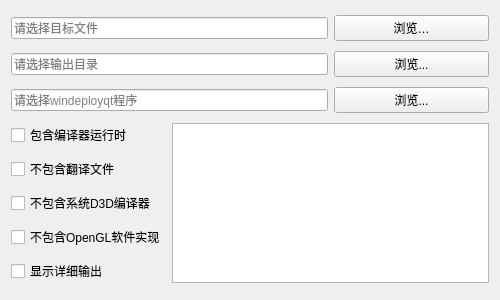
This is Mini-Tools/deploywidget.ui in Chrollis/Mini-Tools as Qt 5 draws it before an edit. The edited form follows.
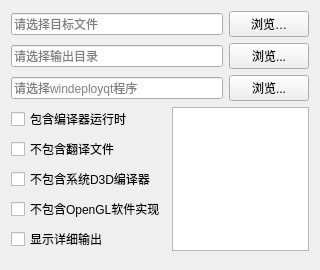
This is the edited form.

```diff
--- a/Mini-Tools/deploywidget.ui
+++ b/Mini-Tools/deploywidget.ui
@@ -6,16 +6,10 @@
    <rect>
     <x>0</x>
     <y>0</y>
-    <width>500</width>
-    <height>300</height>
+    <width>320</width>
+    <height>270</height>
    </rect>
   </property>
-  <property name="minimumSize">
-   <size>
-    <width>500</width>
-    <height>300</height>
-   </size>
-  </property>
   <property name="windowTitle">
    <string>Widget</string>
   </property>
```
